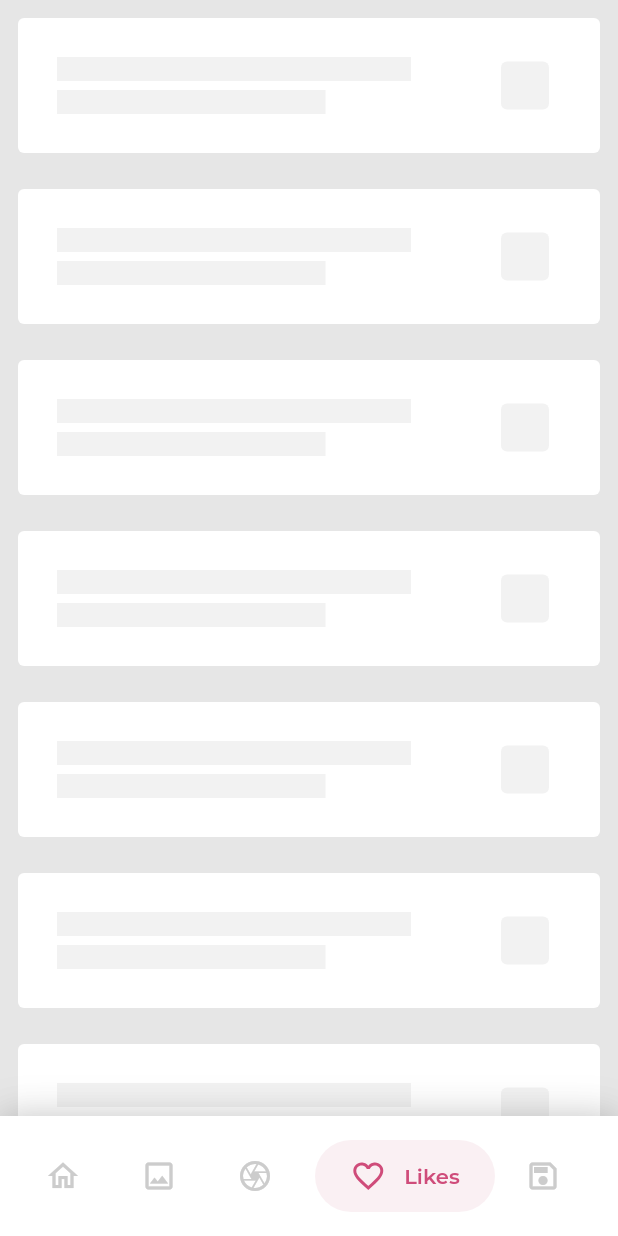
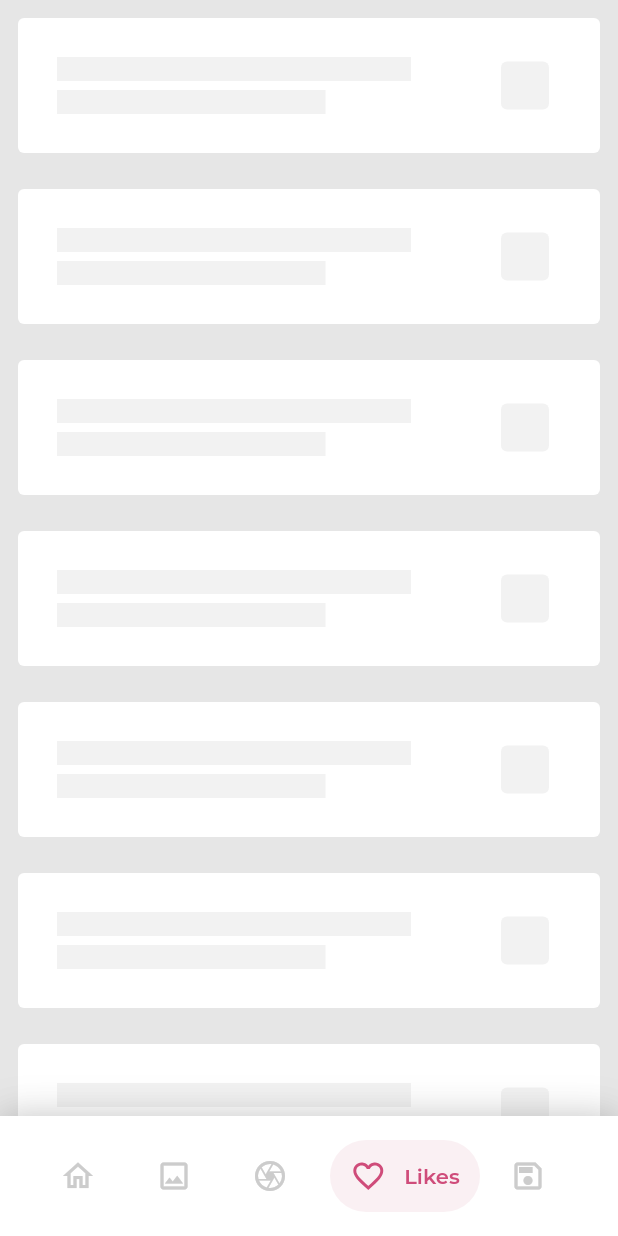
Before and after one commit to gskinnerTeam/flutter_vignettes, a Flutter app: the screen it shows after launch, after a tap on "Gallery", after a tap on "Camera", after a tap on "Likes", on a phone screen of 412 x 824 dp. Run offline on Flutter 3.47's test engine with Material 2 defaults, Android fonts, the phone set to English and light mode, and no system bars; our stand-ins replace outline_material_icons.

Commit message:
bubble_nav: Reduced btn widths to better fit small screens, colorized scroll indicators to match btns

```diff
--- a/vignettes/bubble_tab_bar/lib/content/home_page.dart
+++ b/vignettes/bubble_tab_bar/lib/content/home_page.dart
@@ -6,7 +6,6 @@ class HomePage extends StatelessWidget {
   @override
   Widget build(BuildContext context) {
     return Container(
-      padding: EdgeInsets.symmetric(horizontal: 12),
       child: ListView.builder(
         itemCount: 9,
         itemBuilder: (content, index) {
--- a/vignettes/bubble_tab_bar/lib/content/likes_page.dart
+++ b/vignettes/bubble_tab_bar/lib/content/likes_page.dart
@@ -5,12 +5,11 @@ class LikesPage extends StatelessWidget {
   @override
   Widget build(BuildContext context) {
     return Container(
-      padding: EdgeInsets.symmetric(horizontal: 12),
       child: ListView.builder(
         itemCount: 9,
         itemBuilder: (content, index) {
           return Container(
-            padding: EdgeInsets.symmetric(vertical: 12),
+            padding: EdgeInsets.symmetric(vertical: 12, horizontal: 12),
             child: PlaceholderCardShort(),
           );
         },
--- a/vignettes/bubble_tab_bar/lib/demo.dart
+++ b/vignettes/bubble_tab_bar/lib/demo.dart
@@ -25,11 +25,11 @@ class _BubbleTabBarDemoState extends State<BubbleTabBarDemo> {
   void initState() {
     //Declare some buttons for our tab bar
     _navBarItems = [
-      NavBarItemData("Home", OMIcons.home, 120, Color(0xff01b87d), Color(0xffebf8f3)),
-      NavBarItemData("Gallery", OMIcons.image, 120, Color(0xff594ccf), Color(0xfff0f0fc)),
-      NavBarItemData("Camera", OMIcons.camera, 120, Color(0xff09a8d9), Color(0xffe7f6fb)),
-      NavBarItemData("Likes", OMIcons.favoriteBorder, 120, Color(0xffcf4c7a), Color(0xfffaf0f3)),
-      NavBarItemData("Saved", OMIcons.save, 120, Color(0xfff2873f), Color(0xfffbe9d6)),
+      NavBarItemData("Home", OMIcons.home, 110, Color(0xff01b87d), Color(0xffebf8f3)),
+      NavBarItemData("Gallery", OMIcons.image, 110, Color(0xff594ccf), Color(0xfff0f0fc)),
+      NavBarItemData("Camera", OMIcons.camera, 115, Color(0xff09a8d9), Color(0xffe7f6fb)),
+      NavBarItemData("Likes", OMIcons.favoriteBorder, 100, Color(0xffcf4c7a), Color(0xfffaf0f3)),
+      NavBarItemData("Saved", OMIcons.save, 105, Color(0xfff2873f), Color(0xfffbe9d6)),
     ];
 
     //Create the views which will be mapped to the indices for our nav btns
@@ -45,6 +45,8 @@ class _BubbleTabBarDemoState extends State<BubbleTabBarDemo> {
 
   @override
   Widget build(BuildContext context) {
+    var accentColor = _navBarItems[_selectedNavIndex].iconColor;
+
     //Create custom navBar, pass in a list of buttons, and listen for tap event
     var navBar = NavBar(
       items: _navBarItems,
@@ -62,7 +64,11 @@ class _BubbleTabBarDemoState extends State<BubbleTabBarDemo> {
           //Wrap the current page in an AnimatedSwitcher for an easy cross-fade effect
           child: AnimatedSwitcher(
             duration: Duration(milliseconds: 350),
-            child: contentView,
+            //Pass the current accent color down as a theme, so our overscroll indicator matches the btn color
+            child: Theme(
+              data: ThemeData(accentColor: accentColor),
+              child: contentView,
+            ),
           ),
         ),
       ),
```
Also changed, not shown: vignettes/bubble_tab_bar/pubspec.lock.
